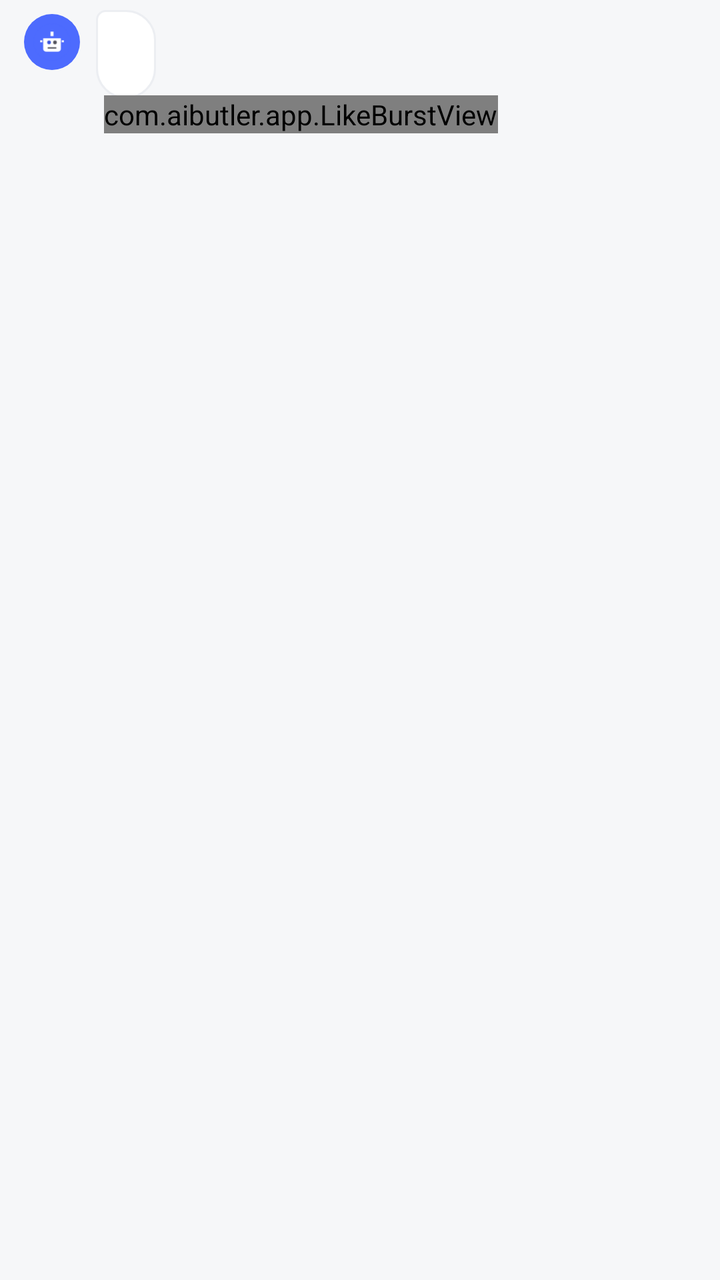
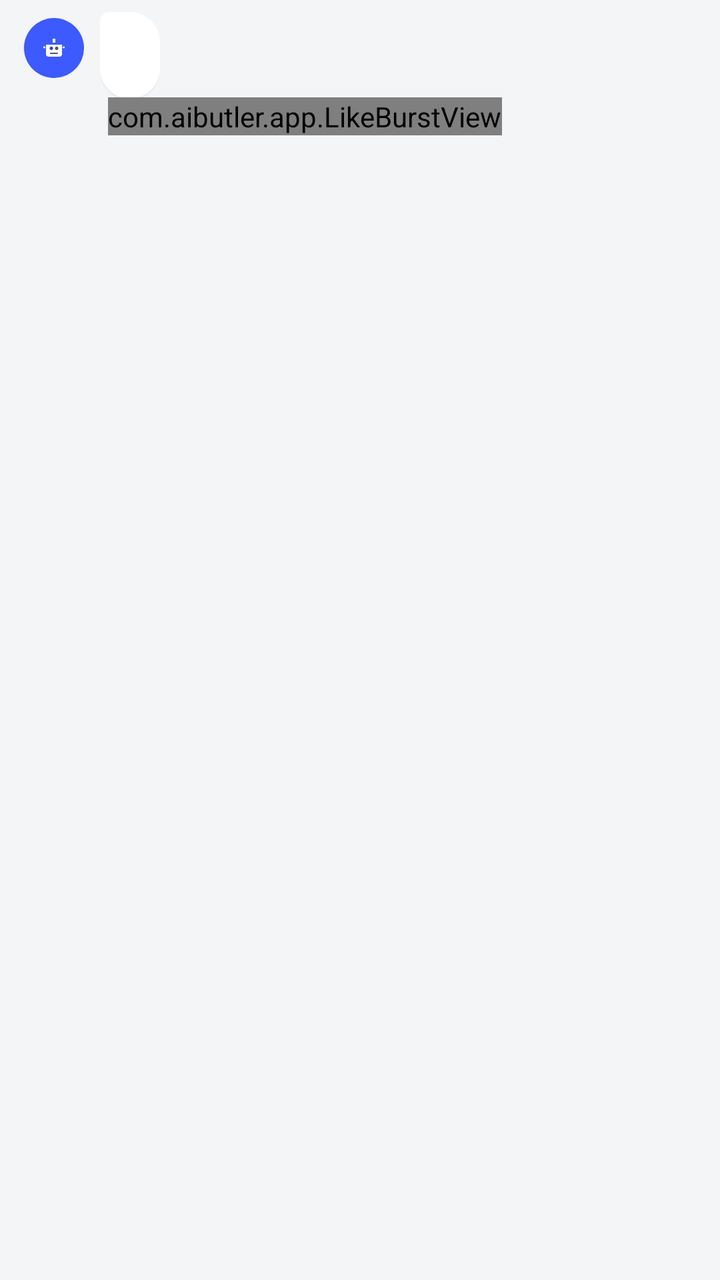

Two renders of the same Android screen: before a commit and after it. Below are the layout's source before the change and the commit's diff.
<!-- AndroidManifest.xml: application theme Theme.Assistant -->
<!-- res/layout/item_chat_assistant.xml -->
<?xml version="1.0" encoding="utf-8"?>
<LinearLayout xmlns:android="http://schemas.android.com/apk/res/android"
    android:layout_width="match_parent"
    android:layout_height="wrap_content"
    android:orientation="horizontal"
    android:paddingStart="12dp"
    android:paddingEnd="34dp"
    android:paddingTop="5dp"
    android:paddingBottom="5dp">

    <ImageView
        android:layout_width="28dp"
        android:layout_height="28dp"
        android:layout_marginTop="2dp"
        android:src="@drawable/ic_assistant"
        android:background="@drawable/bg_assistant_avatar"
        android:padding="4dp"
        android:importantForAccessibility="no" />

    <LinearLayout
        android:layout_width="wrap_content"
        android:layout_height="wrap_content"
        android:layout_marginStart="8dp"
        android:orientation="vertical">

        <TextView
            android:id="@+id/tvMsg"
            android:layout_width="wrap_content"
            android:layout_height="wrap_content"
            android:maxWidth="284dp"
            android:background="@drawable/bg_bubble_assistant"
            android:paddingStart="15dp"
            android:paddingEnd="15dp"
            android:paddingTop="12dp"
            android:paddingBottom="12dp"
            android:textSize="15sp"
            android:textColor="@color/colorTextPrimary"
            android:lineSpacingExtra="3dp"
            android:autoLink="web" />

        <com.aibutler.app.LikeBurstView
            android:id="@+id/likeBurst"
            android:layout_width="wrap_content"
            android:layout_height="wrap_content"
            android:layout_marginTop="-2dp"
            android:layout_marginStart="4dp" />
    </LinearLayout>
</LinearLayout>
<!-- resources referenced by this layout -->
<resources>
  <color name="colorTextPrimary">#18181B</color>
  <!-- drawable bg_assistant_avatar (drawable) -->
  <?xml version="1.0" encoding="utf-8"?>
  <shape xmlns:android="http://schemas.android.com/apk/res/android"
      android:shape="oval">
      <solid android:color="@color/colorPrimary" />
      <size android:width="38dp" android:height="38dp" />
  </shape>
  <!-- drawable bg_bubble_assistant (drawable) -->
  <?xml version="1.0" encoding="utf-8"?>
  <shape xmlns:android="http://schemas.android.com/apk/res/android" android:shape="rectangle">
      <solid android:color="@color/colorBubbleAssistant" />
      <stroke android:width="1dp" android:color="@color/colorBubbleAssistantBorder" />
      <corners android:radius="20dp"
          android:topLeftRadius="6dp"
          android:topRightRadius="20dp"
          android:bottomLeftRadius="20dp"
          android:bottomRightRadius="20dp" />
  </shape>
  <!-- drawable ic_assistant (drawable) -->
  <?xml version="1.0" encoding="utf-8"?>
  <vector xmlns:android="http://schemas.android.com/apk/res/android"
      android:width="108dp"
      android:height="108dp"
      android:viewportWidth="108"
      android:viewportHeight="108">
      <path
          android:fillColor="@color/colorPrimary"
          android:pathData="M54,54m-50,0a50,50 0 1,0 100,0a50,50 0 1,0 -100,0" />
      <path
          android:fillColor="#FFFFFF"
          android:pathData="M50,26h8v12h-8z" />
      <path
          android:fillColor="#FFFFFF"
          android:pathData="M30,44h48v28a8,8 0 0 1 -8,8h-32a8,8 0 0 1 -8,-8z" />
      <path
          android:fillColor="@color/colorPrimaryDark"
          android:pathData="M41,55a5,5 0 1,0 10,0a5,5 0 1,0 -10,0" />
      <path
          android:fillColor="#52525B"
          android:pathData="M57,55a5,5 0 1,0 10,0a5,5 0 1,0 -10,0" />
      <path
          android:strokeColor="#FFFFFF"
          android:strokeWidth="5"
          android:pathData="M22,52h6M80,52h6" />
      <path
          android:strokeColor="#52525B"
          android:strokeWidth="4"
          android:strokeLineCap="round"
          android:pathData="M44,70h20" />
  </vector>
  <style name="Theme.Assistant" parent="Theme.Material3.DayNight.NoActionBar">
          <item name="colorPrimary">@color/colorPrimary</item>
          <item name="colorOnPrimary">@color/colorOnPrimary</item>
          <item name="colorPrimaryContainer">@color/colorPrimaryLight</item>
          <item name="colorOnPrimaryContainer">@color/colorPrimaryDark</item>
          <item name="android:colorBackground">@color/colorBackground</item>
          <item name="colorSurface">@color/colorSurface</item>
          <item name="colorOnSurface">@color/colorTextPrimary</item>
          <item name="android:statusBarColor">@color/colorSurface</item>
          <item name="android:windowLightStatusBar">true</item>
          <item name="android:navigationBarColor">@color/colorSurface</item>
          <item name="android:windowBackground">@color/colorBackground</item>
      </style>
  <color name="colorPrimary">#4D6BFE</color>
  <color name="colorBubbleAssistant">#FFFFFF</color>
  <color name="colorBubbleAssistantBorder">#ECEEF2</color>
  <color name="colorPrimaryDark">#3B55DC</color>
  <color name="colorOnPrimary">#FFFFFF</color>
  <color name="colorPrimaryLight">#EDF1FF</color>
  <color name="colorBackground">#F6F7F9</color>
  <color name="colorSurface">#FFFFFF</color>
</resources>

<!-- the commit's change to res/layout/item_chat_assistant.xml (unified diff, before → after) -->
@@ -5,16 +5,16 @@
     android:orientation="horizontal"
     android:paddingStart="12dp"
     android:paddingEnd="34dp"
-    android:paddingTop="5dp"
-    android:paddingBottom="5dp">
+    android:paddingTop="6dp"
+    android:paddingBottom="6dp">
 
     <ImageView
-        android:layout_width="28dp"
-        android:layout_height="28dp"
-        android:layout_marginTop="2dp"
+        android:layout_width="30dp"
+        android:layout_height="30dp"
+        android:layout_marginTop="3dp"
         android:src="@drawable/ic_assistant"
         android:background="@drawable/bg_assistant_avatar"
-        android:padding="4dp"
+        android:padding="6dp"
         android:importantForAccessibility="no" />
 
     <LinearLayout
<!-- resource entries referenced after the edit -->
@@ -1,6 +1,6 @@
 <!-- resources referenced by this layout -->
 <resources>
-  <color name="colorTextPrimary">#18181B</color>
+  <color name="colorTextPrimary">#1A1D23</color>
   <!-- drawable bg_assistant_avatar (drawable) -->
   <?xml version="1.0" encoding="utf-8"?>
   <shape xmlns:android="http://schemas.android.com/apk/res/android"
@@ -10,15 +10,28 @@
   </shape>
   <!-- drawable bg_bubble_assistant (drawable) -->
   <?xml version="1.0" encoding="utf-8"?>
-  <shape xmlns:android="http://schemas.android.com/apk/res/android" android:shape="rectangle">
-      <solid android:color="@color/colorBubbleAssistant" />
-      <stroke android:width="1dp" android:color="@color/colorBubbleAssistantBorder" />
-      <corners android:radius="20dp"
-          android:topLeftRadius="6dp"
-          android:topRightRadius="20dp"
-          android:bottomLeftRadius="20dp"
-          android:bottomRightRadius="20dp" />
-  </shape>
+  <layer-list xmlns:android="http://schemas.android.com/apk/res/android">
+      <item android:top="1dp" android:bottom="0dp">
+          <shape android:shape="rectangle">
+              <solid android:color="#0D1A1D23" />
+              <corners android:radius="20dp"
+                  android:topLeftRadius="6dp"
+                  android:topRightRadius="20dp"
+                  android:bottomLeftRadius="20dp"
+                  android:bottomRightRadius="20dp" />
+          </shape>
+      </item>
+      <item android:top="0dp" android:bottom="1dp">
+          <shape android:shape="rectangle">
+              <solid android:color="@color/colorBubbleAssistant" />
+              <corners android:radius="20dp"
+                  android:topLeftRadius="6dp"
+                  android:topRightRadius="20dp"
+                  android:bottomLeftRadius="20dp"
+                  android:bottomRightRadius="20dp" />
+          </shape>
+      </item>
+  </layer-list>
   <!-- drawable ic_assistant (drawable) -->
   <?xml version="1.0" encoding="utf-8"?>
   <vector xmlns:android="http://schemas.android.com/apk/res/android"
@@ -64,13 +77,12 @@
           <item name="android:navigationBarColor">@color/colorSurface</item>
           <item name="android:windowBackground">@color/colorBackground</item>
       </style>
-  <color name="colorPrimary">#4D6BFE</color>
+  <color name="colorPrimary">#3D5AFE</color>
   <color name="colorBubbleAssistant">#FFFFFF</color>
-  <color name="colorBubbleAssistantBorder">#ECEEF2</color>
-  <color name="colorPrimaryDark">#3B55DC</color>
+  <color name="colorPrimaryDark">#3040C8</color>
   <color name="colorOnPrimary">#FFFFFF</color>
-  <color name="colorPrimaryLight">#EDF1FF</color>
-  <color name="colorBackground">#F6F7F9</color>
+  <color name="colorPrimaryLight">#E8ECFF</color>
+  <color name="colorBackground">#F4F5F7</color>
   <color name="colorSurface">#FFFFFF</color>
 </resources>
 
